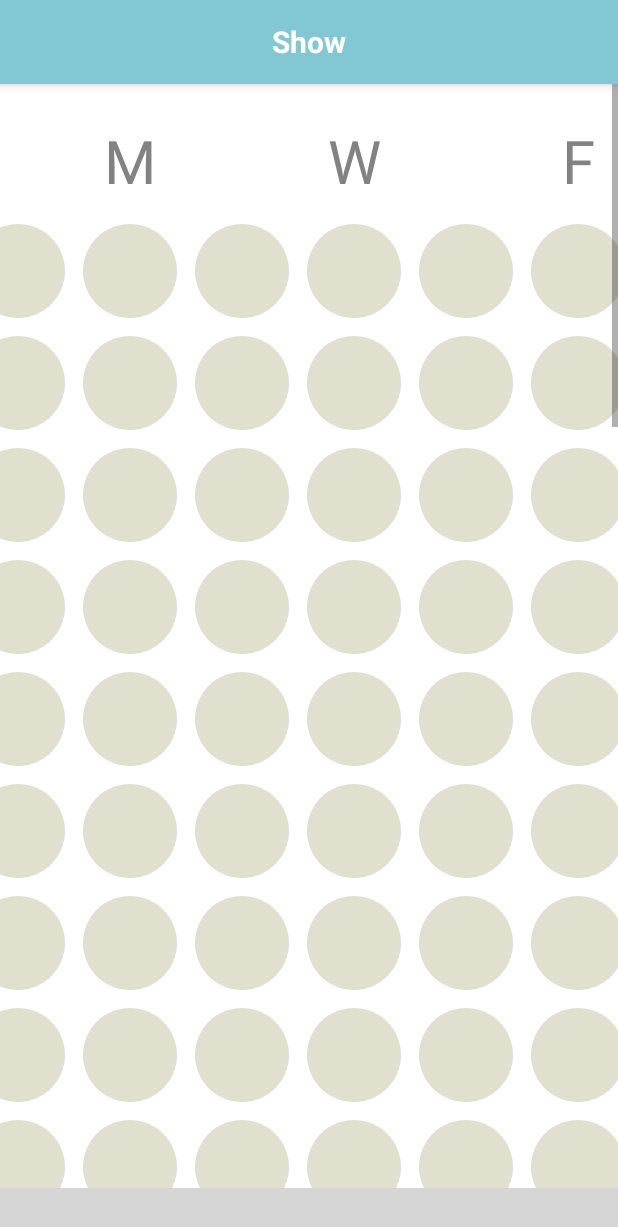
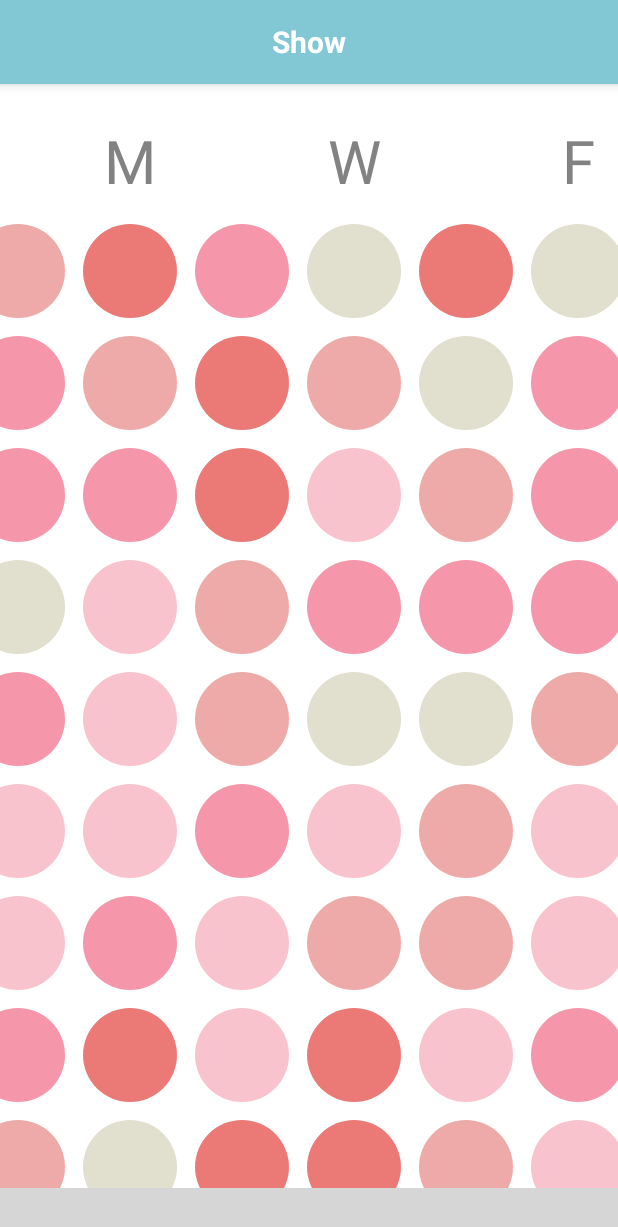
Before and after one commit to hongzicong/SaltedFish, an Android app: the fragment ShowFragment placed in its activity, on a phone screen of 412 x 824 dp. Shown: the top 1227 px of the screen. Run offline under Robolectric (Android 15) with nearby library versions, the phone set to English and light mode, and no system bars; our stand-ins replace ButterKnife, RxJava; libraries missing offline, so code that uses them is left out: com.ashokvarma.bottomnavigation, com.github.clans.fab, org.greenrobot.greendao; plain views replace BottomNavigationBar; pictures from the network do not load; 9 statements that could not run were skipped; grey boxes are pictures that could not be loaded.

Commit message:
32. add style change then add some bugs

```diff
--- a/app/src/main/java/hongzicong/saltedfish/adapter/SettingAdapter.java
+++ b/app/src/main/java/hongzicong/saltedfish/adapter/SettingAdapter.java
@@ -28,6 +28,7 @@ import hongzicong.saltedfish.utils.NetUtil;
 import hongzicong.saltedfish.utils.SharedPreferencesUtils;
 import hongzicong.saltedfish.utils.UIUtils;
 import hongzicong.saltedfish.utils.Util;
+import hongzicong.saltedfish.view.TableView;
 import hongzicong.saltedfish.viewholder.SettingViewHolder;
 import io.reactivex.Observer;
 import io.reactivex.android.schedulers.AndroidSchedulers;
@@ -97,7 +98,8 @@ public class SettingAdapter extends RecyclerView.Adapter<RecyclerView.ViewHolder
             holder.itemView.setOnClickListener(new View.OnClickListener() {
                 @Override
                 public void onClick(View v) {
-                    // TODO
+                    TableView.style = (TableView.style + 1) % 3;
+                    Toast.makeText(UIUtils.getContext(), "更换成功", Toast.LENGTH_SHORT).show();
                 }
             });
         } else if(position == 1){
--- a/app/src/main/java/hongzicong/saltedfish/model/DateDatas.java
+++ b/app/src/main/java/hongzicong/saltedfish/model/DateDatas.java
@@ -64,8 +64,8 @@ public class DateDatas {
     }
 
     public int getLevel(int day){
-        //return (int) (Math.random() * 100) % 5;
-        return mLevels.get(day - 1);
+        return (int) (Math.random() * 100) % 5;
+        // return mLevels.get(day - 1);
     }
 
     public int getTotalNum(){
--- a/app/src/main/java/hongzicong/saltedfish/view/TableView.java
+++ b/app/src/main/java/hongzicong/saltedfish/view/TableView.java
@@ -45,6 +45,14 @@ public class TableView extends View {
     private Paint paintFill_6 = new Paint();
     private Paint paintText=new Paint();
 
+    public final static int BLUE = 0;
+
+    public final static int RED = 1;
+
+    public final static int PURPLE = 2;
+
+    public static int style = 0;
+
     public TableView(Context context) {
         this(context, null);
     }
@@ -61,12 +69,33 @@ public class TableView extends View {
 
     private void setColor(){
         paintEmpty.setColor(ContextCompat.getColor(getContext(),R.color.empty_contri));
-        paintFill_1.setColor(ContextCompat.getColor(getContext(),R.color.fill_1_contri));
-        paintFill_2.setColor(ContextCompat.getColor(getContext(),R.color.fill_2_contri));
-        paintFill_3.setColor(ContextCompat.getColor(getContext(),R.color.fill_3_contri));
-        paintFill_4.setColor(ContextCompat.getColor(getContext(),R.color.fill_4_contri));
-        paintFill_5.setColor(ContextCompat.getColor(getContext(),R.color.fill_5_contri));
-        paintFill_6.setColor(ContextCompat.getColor(getContext(),R.color.fill_6_contri));
+
+        switch (style){
+            case BLUE:
+                paintFill_1.setColor(ContextCompat.getColor(getContext(),R.color.fill_1_blue));
+                paintFill_2.setColor(ContextCompat.getColor(getContext(),R.color.fill_2_blue));
+                paintFill_3.setColor(ContextCompat.getColor(getContext(),R.color.fill_3_blue));
+                paintFill_4.setColor(ContextCompat.getColor(getContext(),R.color.fill_4_blue));
+                paintFill_5.setColor(ContextCompat.getColor(getContext(),R.color.fill_5_blue));
+                paintFill_6.setColor(ContextCompat.getColor(getContext(),R.color.fill_6_blue));
+                break;
+            case RED:
+                paintFill_1.setColor(ContextCompat.getColor(getContext(),R.color.fill_1_red));
+                paintFill_2.setColor(ContextCompat.getColor(getContext(),R.color.fill_2_red));
+                paintFill_3.setColor(ContextCompat.getColor(getContext(),R.color.fill_3_red));
+                paintFill_4.setColor(ContextCompat.getColor(getContext(),R.color.fill_4_red));
+                paintFill_5.setColor(ContextCompat.getColor(getContext(),R.color.fill_5_red));
+                paintFill_6.setColor(ContextCompat.getColor(getContext(),R.color.fill_6_red));
+                break;
+            case PURPLE:
+                paintFill_1.setColor(ContextCompat.getColor(getContext(),R.color.fill_1_purple));
+                paintFill_2.setColor(ContextCompat.getColor(getContext(),R.color.fill_2_purple));
+                paintFill_3.setColor(ContextCompat.getColor(getContext(),R.color.fill_3_purple));
+                paintFill_4.setColor(ContextCompat.getColor(getContext(),R.color.fill_4_purple));
+                paintFill_5.setColor(ContextCompat.getColor(getContext(),R.color.fill_5_purple));
+                paintFill_6.setColor(ContextCompat.getColor(getContext(),R.color.fill_6_purple));
+                break;
+        }
         paintEmpty.setAntiAlias(true);
         paintFill_1.setAntiAlias(true);
         paintFill_2.setAntiAlias(true);
@@ -170,7 +199,7 @@ public class TableView extends View {
                     final int level = mAdapter.getLevel(Util.getDay(week,day));
                     final Paint paintByLevel = getPaintByLevel(level);
 
-                    drawItem(rectF, canvas,paintByLevel, level);
+                    drawItem(canvas,paintByLevel);
 
                 }
             }
@@ -197,7 +226,7 @@ public class TableView extends View {
         return paintEmpty;
     }
 
-    private void drawItem(RectF rect, Canvas canvas, Paint paintByLevel, int level) {
+    private void drawItem(Canvas canvas, Paint paintByLevel) {
         paintByLevel.setAntiAlias(true);
         canvas.drawCircle((rectF.left + rectF.right) / 2,(rectF.top + rectF.bottom) / 2, Math.min(itemWidth, itemHeight) / 2, paintByLevel);
     }
--- a/app/src/main/res/values/colors.xml
+++ b/app/src/main/res/values/colors.xml
@@ -17,12 +17,27 @@
     <color name="background">#EBEBEB</color>
 
     <color name="empty_contri">#E1DFCE</color>
-    <color name="fill_1_contri">#81C7D4</color>
-    <color name="fill_2_contri">#7DB9DE</color>
-    <color name="fill_3_contri">#58B2DC</color>
-    <color name="fill_4_contri">#2EA9DF</color>
-    <color name="fill_5_contri">#3A8FB7</color>
-    <color name="fill_6_contri">#1E88A8</color>
+
+    <color name="fill_1_blue">#81C7D4</color>
+    <color name="fill_2_blue">#7DB9DE</color>
+    <color name="fill_3_blue">#58B2DC</color>
+    <color name="fill_4_blue">#2EA9DF</color>
+    <color name="fill_5_blue">#3A8FB7</color>
+    <color name="fill_6_blue">#1E88A8</color>
+
+    <color name="fill_1_red">#F8C3CD</color>
+    <color name="fill_2_red">#EEA9A9</color>
+    <color name="fill_3_red">#F596AA</color>
+    <color name="fill_4_red">#EB7A77</color>
+    <color name="fill_5_red">#E16B8C</color>
+    <color name="fill_6_red">#D0104C</color>
+
+    <color name="fill_1_purple">#B28FCE</color>
+    <color name="fill_2_purple">#B481BB</color>
+    <color name="fill_3_purple">#986DB2</color>
+    <color name="fill_4_purple">#77428D</color>
+    <color name="fill_5_purple">#66327C</color>
+    <color name="fill_6_purple">#4A225D</color>
 
     <color name="week_text">#828282</color>
     <color name="month_text">#828282</color>
```
Also changed, not shown: 4 other files.
